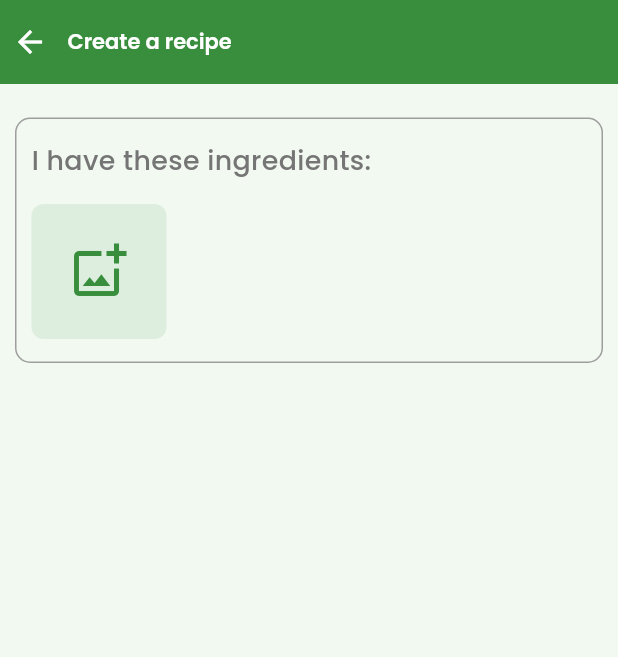
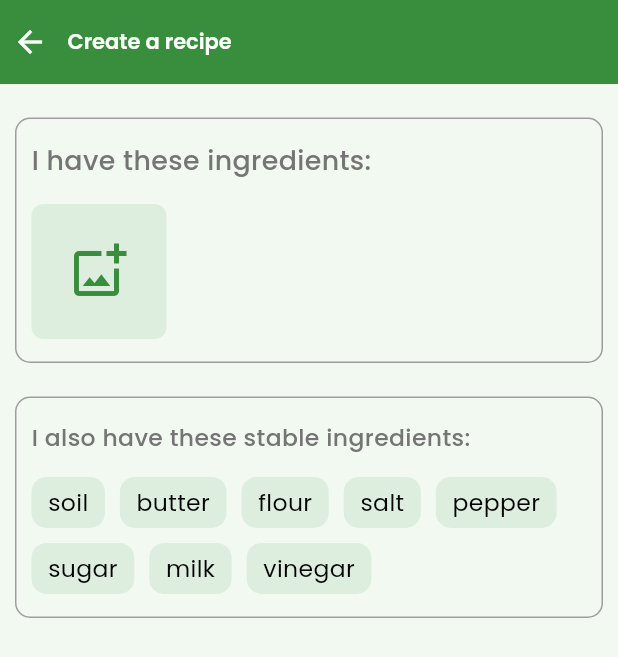
Before and after one commit to Moatasem159/chef, a Flutter app: the HomeScreen screen opened by its route, after a tap on "Just take a picture", on a phone screen of 412 x 824 dp. Shown: the top 657 px of the screen. Run offline on Flutter 3.47's test engine with Material 3 defaults, Android fonts, the phone set to English and light mode, and no system bars; our stand-ins replace cloud_firestore, firebase_auth, firebase_core, flutter_bloc, flutter_screenutil, flutter_secure_storage and 7 more; accounts and stored records are empty; generated files the repository leaves out were written again.

Commit message:
- add stable ingredients section

```diff
--- a/assets/l10n/app_en.arb
+++ b/assets/l10n/app_en.arb
@@ -48,5 +48,14 @@
   "recipeDialogPart2": " and don't know what to make",
   "justTakePic": "Just take a picture",
   "createRecipe": "Create a recipe",
-  "haveTheseIngredients": "I have these ingredients:"
+  "haveTheseIngredients": "I have these ingredients:",
+  "haveStableIngredient": "I also have these stable ingredients:",
+  "soil": "soil",
+  "butter": "butter",
+  "flour": "flour",
+  "salt": "salt",
+  "pepper": "pepper",
+  "sugar": "sugar",
+  "milk": "milk",
+  "vinegar": "vinegar"
 }
--- a/lib/core/router/routes_animation/slide_from_down_to_up_with_fading.dart
+++ b/lib/core/router/routes_animation/slide_from_down_to_up_with_fading.dart
@@ -3,8 +3,8 @@ class SlideFromDownToUpWithFading extends PageRouteBuilder {
   SlideFromDownToUpWithFading({
     super.settings,
     required super.pageBuilder,
-    super.transitionDuration = const Duration(milliseconds: 500),
-    super.reverseTransitionDuration = const Duration(milliseconds: 500),
+    super.transitionDuration = const Duration(milliseconds: 400),
+    super.reverseTransitionDuration = const Duration(milliseconds: 400),
   }) : super(
           transitionsBuilder: (context, animation, secondaryAnimation, child) {
             Tween<Offset> slide =
--- a/lib/features/recipe/ui/widgets/create_recipe/create_recipe_with_image_body.dart
+++ b/lib/features/recipe/ui/widgets/create_recipe/create_recipe_with_image_body.dart
@@ -2,11 +2,14 @@ import 'package:chef/core/extension/context_extensions.dart';
 import 'package:chef/core/extension/spacing.dart';
 import 'package:chef/core/utils/app_text_styles.dart';
 import 'package:flutter/material.dart';
+import 'package:flutter_screenutil/flutter_screenutil.dart';
 part 'image_container.dart';
 part 'ingredients_section.dart';
+part 'stable_ingredients_section.dart';
+part 'option_container.dart';
+part 'stable_ingredients_list.dart';
 class CreateRecipeWithImageBody extends StatelessWidget {
   const CreateRecipeWithImageBody({super.key});
-
   @override
   Widget build(BuildContext context) {
     return CustomScrollView(
@@ -18,6 +21,8 @@ class CreateRecipeWithImageBody extends StatelessWidget {
         ),
         verticalSliverSpace(20),
         const _IngredientsSection(),
+        verticalSliverSpace(20),
+        const _StableIngredientsSection()
       ],
     );
   }
--- /dev/null
+++ b/lib/features/recipe/ui/widgets/create_recipe/option_container.dart
@@ -0,0 +1,60 @@
+part of 'create_recipe_with_image_body.dart';
+
+class _OptionContainer extends StatefulWidget {
+  final String title;
+  final ValueChanged<(bool, String)>? changed;
+
+  const _OptionContainer({required this.title, this.changed});
+
+  @override
+  State<_OptionContainer> createState() => _OptionContainerState();
+}
+
+class _OptionContainerState extends State<_OptionContainer> {
+  late bool checked;
+
+  @override
+  void initState() {
+    super.initState();
+    checked = false;
+  }
+
+  @override
+  Widget build(BuildContext context) {
+    return GestureDetector(
+      onTap: () {
+        setState(() {
+          checked = !checked;
+          widget.changed?.call((checked, widget.title));
+        });
+      },
+      child: Container(
+        padding: const EdgeInsets.symmetric(vertical: 5, horizontal: 10),
+        margin: const EdgeInsets.symmetric(horizontal: 5, vertical: 5),
+        decoration: BoxDecoration(
+          color: context.theme.colorScheme.onSecondary,
+          border: Border.all(
+            width: 1,
+            color: checked
+                ? context.theme.colorScheme.primary
+                : Colors.transparent,
+          ),
+          borderRadius: BorderRadius.circular(10),
+        ),
+        child: Row(
+          mainAxisSize: MainAxisSize.min,
+          children: [
+            if (checked) ...[
+              const Icon(
+                Icons.done_outlined,
+                size: 20,
+              ),
+              horizontalSpace(5),
+            ],
+            Text(widget.title, style: AppTextStyles.style14Normal),
+          ],
+        ),
+      ),
+    );
+  }
+}
--- /dev/null
+++ b/lib/features/recipe/ui/widgets/create_recipe/stable_ingredients_list.dart
@@ -0,0 +1,24 @@
+part of 'create_recipe_with_image_body.dart';
+class _StableIngredientsList extends StatelessWidget {
+  const _StableIngredientsList();
+  @override
+  Widget build(BuildContext context) {
+    final List<String> ingredients = [
+      context.local.soil,
+      context.local.butter,
+      context.local.flour,
+      context.local.salt,
+      context.local.pepper,
+      context.local.sugar,
+      context.local.milk,
+      context.local.vinegar,
+    ];
+    return Wrap(
+      children: ingredients
+          .map((String e) => _OptionContainer(
+        title: e,
+        changed: ((bool, String) value) {},
+      )).toList(),
+    );
+  }
+}
--- /dev/null
+++ b/lib/features/recipe/ui/widgets/create_recipe/stable_ingredients_section.dart
@@ -0,0 +1,35 @@
+part of 'create_recipe_with_image_body.dart';
+class _StableIngredientsSection extends StatelessWidget {
+  const _StableIngredientsSection();
+
+  @override
+  Widget build(BuildContext context) {
+    return SliverToBoxAdapter(
+      child: Container(
+        margin: const EdgeInsets.symmetric(horizontal: 10),
+        padding: const EdgeInsets.symmetric(horizontal: 5, vertical: 10),
+        decoration: BoxDecoration(
+          borderRadius: BorderRadius.circular(10),
+          border: Border.all(color: Colors.grey, width: 1),
+        ),
+        child: Column(
+          crossAxisAlignment: CrossAxisAlignment.start,
+          children: [
+            Padding(
+              padding: const EdgeInsets.all(5),
+              child: Text(
+                context.local.haveStableIngredient,
+                style: AppTextStyles.style16SemiBold.copyWith(
+                  color: Colors.grey[600],
+                  fontSize: 14.sp,
+                ),
+              ),
+            ),
+            verticalSpace(5),
+            const _StableIngredientsList(),
+          ],
+        ),
+      ),
+    );
+  }
+}
```
